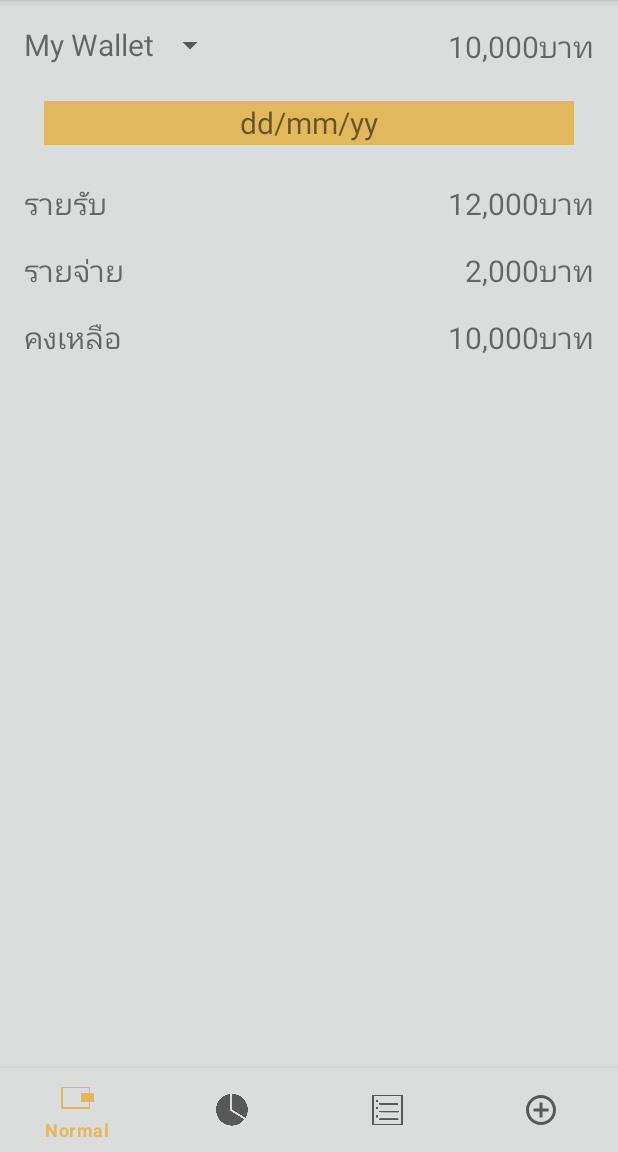
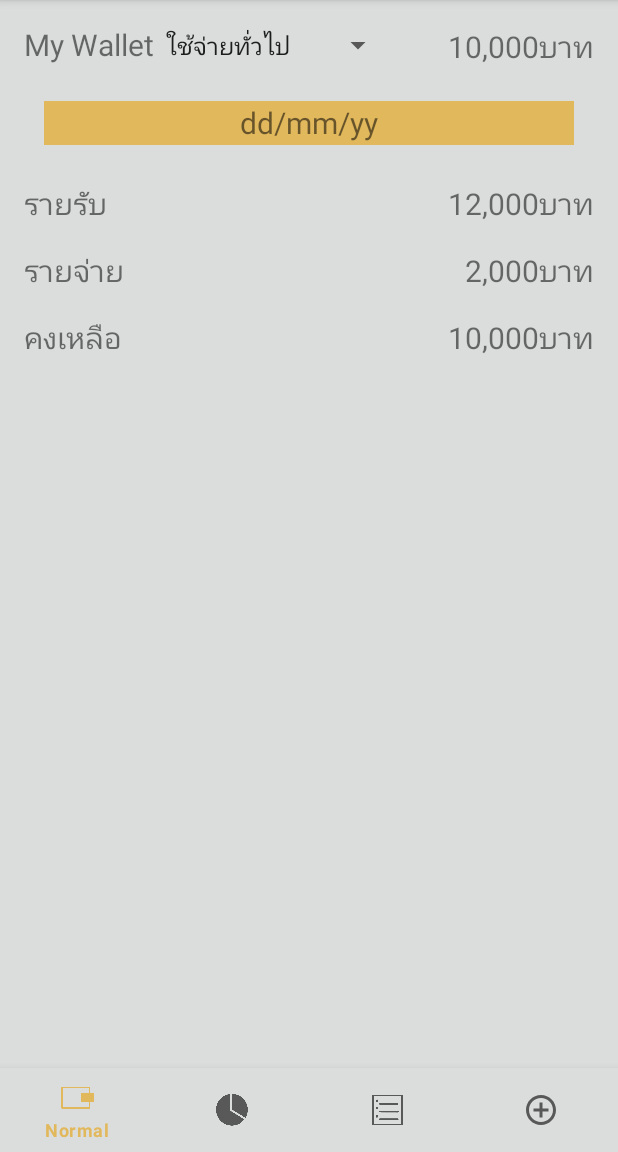
Before and after one commit to FairyFay404/AOMTANG, an Android app: the screen it shows after launch (MainActivity), on a phone screen of 412 x 824 dp, the part 84-1236 px from its top. Run offline under Robolectric (Android 15) with nearby library versions, the phone set to English and light mode, and no system bars; our stand-ins replace navigation-ui.

Commit message:
ทำspinnerกับdatepickและchartที่ทำไม่ได้

```diff
--- a/app/src/main/java/com/example/appaomtang/normal.kt
+++ b/app/src/main/java/com/example/appaomtang/normal.kt
@@ -23,6 +23,16 @@ class normal : Fragment() {
     private var param1: String? = null
     private var param2: String? = null
 
+    override fun onViewCreated(view: View, savedInstanceState: Bundle?) {
+        super.onViewCreated(view, savedInstanceState)
+        val arrayAdapter = ArrayAdapter.createFromResource(view.context,R.array.activities,android.R.layout.simple_spinner_item)
+                .also {
+                    adapter ->
+                    adapter.setDropDownViewResource(android.R.layout.simple_spinner_dropdown_item)
+                    var spin:Spinner=view.findViewById(R.id.spinner)
+                    spin.adapter=adapter
+                }
+    }
 
     override fun onCreate(savedInstanceState: Bundle?) {
         super.onCreate(savedInstanceState)
--- a/app/src/main/res/values/themes.xml
+++ b/app/src/main/res/values/themes.xml
@@ -6,7 +6,7 @@
         <item name="colorPrimaryVariant">@color/purple_700</item>
         <item name="colorOnPrimary">@color/white</item>
         <!-- Secondary brand color. -->
-        <item name="colorSecondary">@color/teal_200</item>
+        <item name="colorSecondary">#E2B85C</item>
         <item name="colorSecondaryVariant">@color/teal_700</item>
         <item name="colorOnSecondary">@color/black</item>
         <!-- Status bar color. -->
```
Also changed, not shown: app/src/main/java/com/example/appaomtang/add.kt (+15 -16 lines), app/src/main/java/com/example/appaomtang/report.kt (+26 -0 lines).
